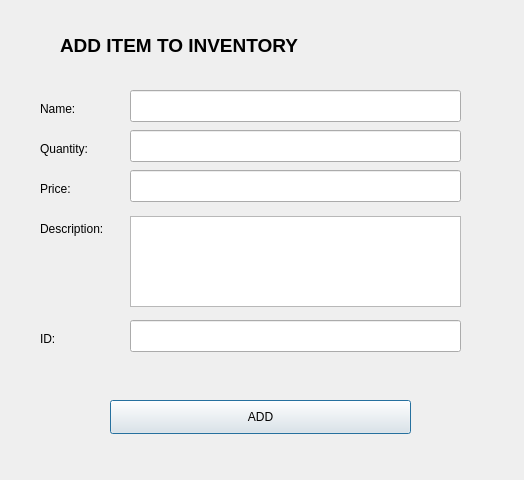
The window that Store_System/UI/add_page.ui (abdul-yusuf/Store-system) describes before a commit, drawn with Qt 5.
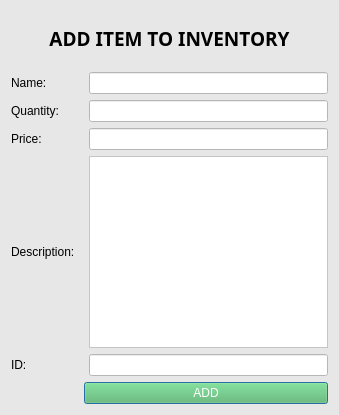
The same window after the commit.

Diff of the .ui file:
```diff
--- a/Store_System/UI/add_page.ui
+++ b/Store_System/UI/add_page.ui
@@ -6,24 +6,28 @@
    <rect>
     <x>0</x>
     <y>0</y>
-    <width>524</width>
-    <height>480</height>
+    <width>339</width>
+    <height>415</height>
    </rect>
   </property>
+  <property name="sizePolicy">
+   <sizepolicy hsizetype="Fixed" vsizetype="Fixed">
+    <horstretch>0</horstretch>
+    <verstretch>0</verstretch>
+   </sizepolicy>
+  </property>
   <property name="windowTitle">
    <string>Dialog</string>
   </property>
+  <property name="styleSheet">
+   <string notr="true">background-color: rgb(231, 231, 231);</string>
+  </property>
+  <layout class="QVBoxLayout" name="verticalLayout">
+   <item>
   <widget class="QLabel" name="label">
-   <property name="geometry">
-    <rect>
-     <x>60</x>
-     <y>20</y>
-     <width>271</width>
-     <height>51</height>
-    </rect>
-   </property>
    <property name="font">
     <font>
+       <family>Perpetua</family>
      <pointsize>14</pointsize>
      <weight>75</weight>
      <bold>true</bold>
@@ -32,135 +36,145 @@
    <property name="text">
     <string>ADD ITEM TO INVENTORY</string>
    </property>
-  </widget>
+     <property name="alignment">
+      <set>Qt::AlignCenter</set>
+     </property>
+    </widget>
+   </item>
+   <item>
+    <layout class="QHBoxLayout" name="horizontalLayout" stretch="3,10">
+     <item>
   <widget class="QLabel" name="label_2">
-   <property name="geometry">
-    <rect>
-     <x>40</x>
-     <y>100</y>
-     <width>58</width>
-     <height>18</height>
-    </rect>
-   </property>
    <property name="text">
     <string>Name:</string>
    </property>
   </widget>
-  <widget class="QLabel" name="label_3">
-   <property name="geometry">
-    <rect>
-     <x>40</x>
-     <y>220</y>
-     <width>81</width>
-     <height>18</height>
-    </rect>
-   </property>
-   <property name="text">
-    <string>Description:</string>
-   </property>
-  </widget>
-  <widget class="QLabel" name="label_4">
-   <property name="geometry">
-    <rect>
-     <x>40</x>
-     <y>180</y>
-     <width>81</width>
-     <height>18</height>
-    </rect>
-   </property>
-   <property name="text">
-    <string>Price:</string>
-   </property>
-  </widget>
+     </item>
+     <item>
+      <widget class="QLineEdit" name="lineEdit">
+       <property name="sizePolicy">
+        <sizepolicy hsizetype="Expanding" vsizetype="Fixed">
+         <horstretch>0</horstretch>
+         <verstretch>0</verstretch>
+        </sizepolicy>
+       </property>
+       <property name="styleSheet">
+        <string notr="true">background-color: rgb(255, 255, 255);</string>
+       </property>
+      </widget>
+     </item>
+    </layout>
+   </item>
+   <item>
+    <layout class="QHBoxLayout" name="horizontalLayout_2" stretch="3,10">
+     <item>
   <widget class="QLabel" name="label_5">
-   <property name="geometry">
-    <rect>
-     <x>40</x>
-     <y>140</y>
-     <width>81</width>
-     <height>18</height>
-    </rect>
-   </property>
    <property name="text">
     <string>Quantity:</string>
    </property>
   </widget>
-  <widget class="QLineEdit" name="lineEdit">
-   <property name="geometry">
-    <rect>
-     <x>130</x>
-     <y>90</y>
-     <width>331</width>
-     <height>32</height>
-    </rect>
-   </property>
-  </widget>
+     </item>
+     <item>
   <widget class="QLineEdit" name="lineEdit_2">
-   <property name="geometry">
-    <rect>
-     <x>130</x>
-     <y>130</y>
-     <width>331</width>
-     <height>32</height>
-    </rect>
-   </property>
-  </widget>
+       <property name="styleSheet">
+        <string notr="true">background-color: rgb(255, 255, 255);</string>
+       </property>
+      </widget>
+     </item>
+    </layout>
+   </item>
+   <item>
+    <layout class="QHBoxLayout" name="horizontalLayout_3" stretch="3,10">
+     <item>
+      <widget class="QLabel" name="label_4">
+       <property name="text">
+        <string>Price:</string>
+       </property>
+      </widget>
+     </item>
+     <item>
   <widget class="QLineEdit" name="lineEdit_3">
-   <property name="geometry">
-    <rect>
-     <x>130</x>
-     <y>170</y>
-     <width>331</width>
-     <height>32</height>
-    </rect>
-   </property>
-  </widget>
+       <property name="styleSheet">
+        <string notr="true">background-color: rgb(255, 255, 255);</string>
+       </property>
+      </widget>
+     </item>
+    </layout>
+   </item>
+   <item>
+    <layout class="QHBoxLayout" name="horizontalLayout_4" stretch="3,10">
+     <item>
+      <widget class="QLabel" name="label_3">
+       <property name="text">
+        <string>Description:</string>
+       </property>
+      </widget>
+     </item>
+     <item>
+      <widget class="QTextEdit" name="textEdit">
+       <property name="sizePolicy">
+        <sizepolicy hsizetype="Expanding" vsizetype="Minimum">
+         <horstretch>0</horstretch>
+         <verstretch>0</verstretch>
+        </sizepolicy>
+       </property>
+       <property name="styleSheet">
+        <string notr="true">background-color: rgb(255, 255, 255);</string>
+       </property>
+      </widget>
+     </item>
+    </layout>
+   </item>
+   <item>
+    <layout class="QHBoxLayout" name="horizontalLayout_5" stretch="3,10">
+     <item>
   <widget class="QLabel" name="label_6">
-   <property name="geometry">
-    <rect>
-     <x>40</x>
-     <y>330</y>
-     <width>81</width>
-     <height>18</height>
-    </rect>
-   </property>
    <property name="text">
     <string>ID:</string>
    </property>
   </widget>
+     </item>
+     <item>
   <widget class="QLineEdit" name="lineEdit_5">
-   <property name="geometry">
-    <rect>
-     <x>130</x>
-     <y>320</y>
-     <width>331</width>
-     <height>32</height>
-    </rect>
-   </property>
-  </widget>
+       <property name="styleSheet">
+        <string notr="true">background-color: rgb(255, 255, 255);</string>
+       </property>
+      </widget>
+     </item>
+    </layout>
+   </item>
+   <item>
+    <layout class="QHBoxLayout" name="horizontalLayout_6">
+     <item>
+      <spacer name="horizontalSpacer">
+       <property name="orientation">
+        <enum>Qt::Horizontal</enum>
+       </property>
+       <property name="sizeType">
+        <enum>QSizePolicy::Maximum</enum>
+       </property>
+       <property name="sizeHint" stdset="0">
+        <size>
+         <width>73</width>
+         <height>20</height>
+        </size>
+       </property>
+      </spacer>
+     </item>
+     <item>
   <widget class="QPushButton" name="pushButton">
-   <property name="geometry">
-    <rect>
-     <x>110</x>
-     <y>400</y>
-     <width>301</width>
-     <height>34</height>
-    </rect>
+       <property name="styleSheet">
+        <string notr="true">background-color: rgb(89, 184, 97);
+color: rgb(255, 255, 255);</string>
    </property>
    <property name="text">
     <string>ADD</string>
    </property>
   </widget>
-  <widget class="QTextEdit" name="textEdit">
-   <property name="geometry">
-    <rect>
-     <x>130</x>
-     <y>216</y>
-     <width>331</width>
-     <height>91</height>
-    </rect>
-   </property>
-  </widget>
+     </item>
+    </layout>
+   </item>
+  </layout>
  </widget>
  <resources/>
  <connections/>
```
Lines whose indentation alone changed are shown as unchanged.
